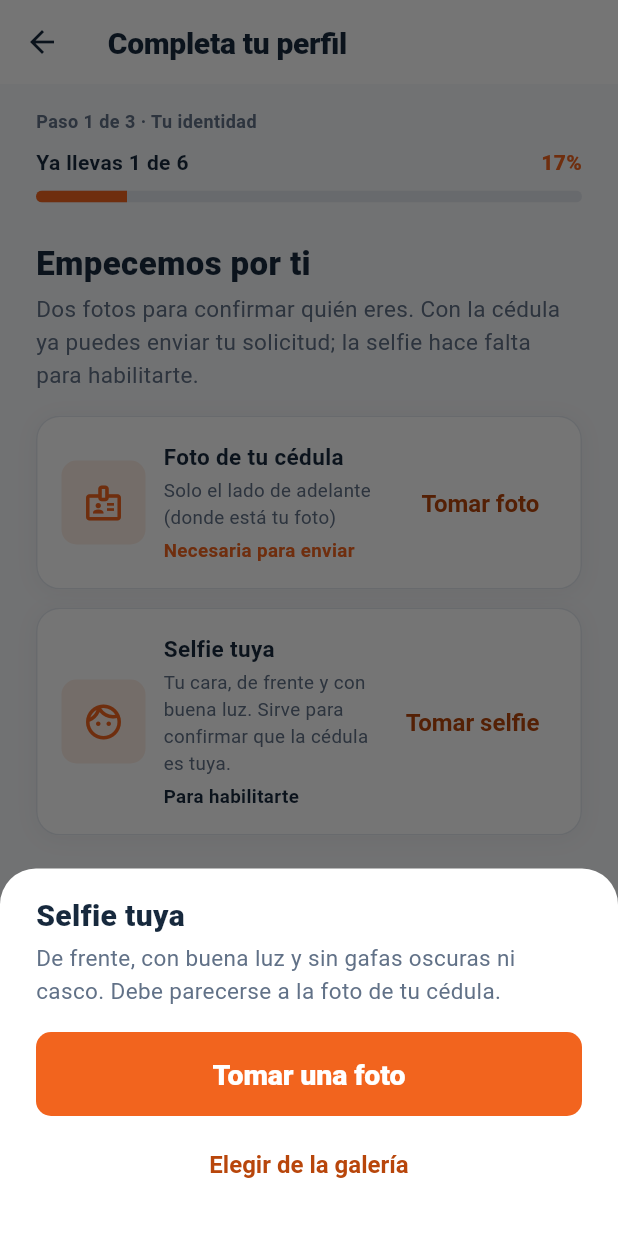
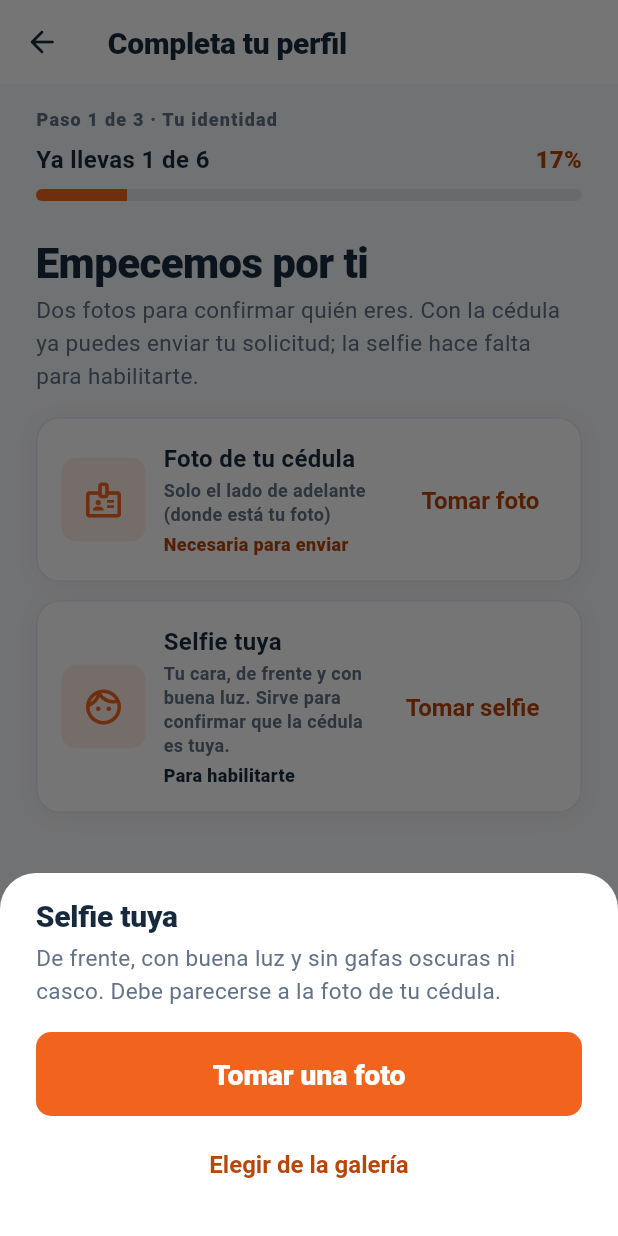
Before and after one commit to Luis-Petro/moto_ya_app_conductor, a Flutter app: the _AltaView screen opened directly, after a tap on "Selfie tuya", on a phone screen of 412 x 824 dp. Run offline on Flutter 3.47's test engine with Material 3 defaults, Android fonts, the phone set to English and light mode, and no system bars; our stand-ins replace device_info_plus, dio, firebase_core, firebase_messaging, flutter_local_notifications, flutter_map and 12 more; missing offline and left inert: dio_cache_interceptor, dio_cache_interceptor_file_store, flutter_map_cache, stomp_dart_client; accounts and stored records are empty; network calls fail.

Commit message:
:art: IMPROVE FORMAT/STRUCTURE :: Alta del conductor sobre la escala de roles
Bloque 5 de 7. Los 18 fontSize a cero y alta_conductor sale de la lista
de exenciones.

- La barra de progreso pasa de 400 ms a 250, la misma duracion y la misma
  curva que el cambio de paso. Dos transiciones de duraciones distintas
  sobre el mismo gesto se leen como un salto, no como un avance.
- La fila "Ya llevas N de M" + porcentaje pasa a Expanded con recorte: con
  la escala al 130 % el texto empujaba el porcentaje fuera de la fila.
- El porcentaje pasa de primary a primaryInk, y la etiqueta "Necesaria
  para enviar" tambien: el naranja de marca como texto sobre blanco da
  3,1:1. "Foto lista" pasa de success a successInk.
- El encabezado pasa a encabezado(); la barra inferior gana la sombra
  anclada, que va hacia arriba.
- La pantalla de carga pasa de un aro girando a CargandoConMensaje.

Las hojas propias de esta pantalla (_GuiaCedulaSheet con su guia paso a
paso y _OrigenFotoSheet con titulo y contexto) NO se sustituyen por
elegirFotoSheet: son mas ricas que la generica y cambiarlas seria una
regresion. Solo se migran a los tokens.

La tarea 5.3 (bajar el peso visual de "Atras") no aplica: aqui no hay
boton de contorno a todo lo ancho, el retroceso ya vive en el encabezado.

```diff
--- a/lib/ui/features/alta_conductor/alta_conductor_screen.dart
+++ b/lib/ui/features/alta_conductor/alta_conductor_screen.dart
@@ -14,7 +14,11 @@ import '../../../di/locator.dart';
 import '../../../domain/models/catalogo_motos.dart';
 import '../../../domain/models/municipio.dart';
 import '../../core/theme/app_colors.dart';
+import '../../core/theme/app_elevation.dart';
 import '../../core/theme/app_spacing.dart';
+import '../../core/theme/app_text.dart';
+import '../../core/widgets/async_view.dart';
+import '../../core/widgets/encabezado.dart';
 import '../../core/widgets/moto_card.dart';
 import '../../core/widgets/primary_button.dart';
 import '../../router.dart';
@@ -264,8 +268,9 @@ class _AltaViewState extends State<_AltaView> {
 
     if (vm.cargando) {
       return Scaffold(
-        appBar: AppBar(title: const Text('Completa tu perfil')),
-        body: const Center(child: CircularProgressIndicator()),
+        appBar: encabezado('Completa tu perfil',
+            onAtras: () => context.go(Rutas.inicio)),
+        body: const CargandoConMensaje('Cargando tus datos…'),
       );
     }
 
@@ -276,14 +281,7 @@ class _AltaViewState extends State<_AltaView> {
         if (!salio) _atras();
       },
       child: Scaffold(
-        appBar: AppBar(
-          title: const Text('Completa tu perfil'),
-          leading: IconButton(
-            icon: const Icon(Icons.arrow_back),
-            tooltip: _paso == 0 ? 'Salir' : 'Paso anterior',
-            onPressed: _atras,
-          ),
-        ),
+        appBar: encabezado('Completa tu perfil', onAtras: _atras),
         body: SafeArea(
           child: Column(
             children: [
@@ -294,11 +292,9 @@ class _AltaViewState extends State<_AltaView> {
                   crossAxisAlignment: CrossAxisAlignment.start,
                   children: [
                     Text('Paso ${_paso + 1} de $_pasos · ${_tituloPaso(_paso)}',
-                        style: const TextStyle(
-                            fontSize: 12,
-                            fontWeight: FontWeight.w700,
-                            color: AppColors.inkMuted,
-                            letterSpacing: 0.3)),
+                        maxLines: 1,
+                        overflow: TextOverflow.ellipsis,
+                        style: AppText.label),
                     const SizedBox(height: AppSpacing.sm),
                     _ProgresoAlta(hechos: _completados(vm), total: _totalHitos),
                   ],
@@ -441,8 +437,7 @@ class _PasoMoto extends StatelessWidget {
     return ListView(
       padding: const EdgeInsets.all(AppSpacing.xl),
       children: [
-        const Text('Cuéntanos de tu moto',
-            style: TextStyle(fontSize: 22, fontWeight: FontWeight.w800)),
+        const Text('Cuéntanos de tu moto', style: AppText.display),
         const SizedBox(height: AppSpacing.xs),
         const Text(
             'Los datos y las dos fotos de la moto. Aprovecha que estás junto a '
@@ -581,8 +576,7 @@ class _PasoIdentidad extends StatelessWidget {
     return ListView(
       padding: const EdgeInsets.all(AppSpacing.xl),
       children: [
-        const Text('Empecemos por ti',
-            style: TextStyle(fontSize: 22, fontWeight: FontWeight.w800)),
+        const Text('Empecemos por ti', style: AppText.display),
         const SizedBox(height: AppSpacing.xs),
         const Text(
             'Dos fotos para confirmar quién eres. Con la cédula ya puedes '
@@ -594,7 +588,8 @@ class _PasoIdentidad extends StatelessWidget {
           titulo: 'Foto de tu cédula',
           subtitulo: 'Solo el lado de adelante (donde está tu foto)',
           etiqueta: 'Necesaria para enviar',
-          etiquetaColor: AppColors.primary,
+          // Tinta: es texto, y el naranja de marca sobre blanco da 3,1:1.
+          etiquetaColor: AppColors.primaryInk,
           archivo: vm.cedula,
           accion: 'Tomar foto',
           onElegir: onCedula,
@@ -637,8 +632,7 @@ class _PasoRevision extends StatelessWidget {
     return ListView(
       padding: const EdgeInsets.all(AppSpacing.xl),
       children: [
-        const Text('Revisa y envía',
-            style: TextStyle(fontSize: 22, fontWeight: FontWeight.w800)),
+        const Text('Revisa y envía', style: AppText.display),
         const SizedBox(height: AppSpacing.xs),
         const Text(
             'Esto es lo que verá el administrador. Puedes volver a cualquier '
@@ -656,14 +650,18 @@ class _PasoRevision extends StatelessWidget {
                   crossAxisAlignment: CrossAxisAlignment.start,
                   children: [
                     Text(vehiculo ?? 'Sin definir',
-                        style: const TextStyle(fontWeight: FontWeight.w700)),
+                        maxLines: 1,
+                        overflow: TextOverflow.ellipsis,
+                        style: AppText.subtitle),
                     Text(placa.isEmpty ? 'Sin placa' : 'Placa $placa',
-                        style: const TextStyle(
-                            color: AppColors.inkMuted, fontSize: 12.5)),
+                        maxLines: 1,
+                        overflow: TextOverflow.ellipsis,
+                        style: AppText.caption),
                     if (vm.municipioElegido != null)
                       Text(vm.municipioElegido!.etiqueta,
-                          style: const TextStyle(
-                              color: AppColors.inkMuted, fontSize: 12.5)),
+                          maxLines: 1,
+                          overflow: TextOverflow.ellipsis,
+                          style: AppText.caption),
                   ],
                 ),
               ),
@@ -712,8 +710,12 @@ class _PieDelPaso extends StatelessWidget {
     return Container(
       padding: const EdgeInsets.fromLTRB(
           AppSpacing.xl, AppSpacing.md, AppSpacing.xl, AppSpacing.lg),
-      decoration: const BoxDecoration(
-        border: Border(top: BorderSide(color: AppColors.line)),
+      decoration: BoxDecoration(
+        color: AppColors.surface,
+        border: const Border(top: BorderSide(color: AppColors.line)),
+        // Barra anclada: la sombra va hacia arriba, que es la única dirección
+        // en la que hay contenido del que separarse.
+        boxShadow: AppElevation.anclada,
       ),
       child: Column(
         mainAxisSize: MainAxisSize.min,
@@ -732,7 +734,7 @@ class _PieDelPaso extends StatelessWidget {
             Text(
               faltaEnEstePaso!,
               textAlign: TextAlign.center,
-              style: const TextStyle(color: AppColors.inkMuted, fontSize: 13),
+              style: AppText.caption,
             ),
           ],
         ],
@@ -759,20 +761,26 @@ class _ProgresoAlta extends StatelessWidget {
       children: [
         Row(
           children: [
+            // `Expanded` y no `Spacer` entre los dos: una fila con un espaciador
+            // rígido en medio no se puede recortar, y con la escala al 130 % el
+            // texto empujaba al porcentaje fuera de la pantalla.
             Expanded(
               child: Text(
                 completo
                     ? '¡Listo! Ya puedes enviar tu solicitud'
                     : 'Ya llevas $hechos de $total',
-                style: const TextStyle(
-                    fontWeight: FontWeight.w700, fontSize: 14),
+                maxLines: 1,
+                overflow: TextOverflow.ellipsis,
+                style: AppText.subtitle,
               ),
             ),
+            const SizedBox(width: AppSpacing.sm),
             Text('${(fraccion * 100).round()}%',
-                style: const TextStyle(
-                    color: AppColors.primary,
-                    fontWeight: FontWeight.w800,
-                    fontSize: 14)),
+                // `primaryInk` y no `primary`: el naranja de marca como texto
+                // sobre blanco da 3,1:1.
+                style: AppText.subtitle.copyWith(
+                    color: AppColors.primaryInk,
+                    fontWeight: AppText.fuerte)),
           ],
         ),
         const SizedBox(height: AppSpacing.sm),
@@ -780,7 +788,11 @@ class _ProgresoAlta extends StatelessWidget {
           borderRadius: BorderRadius.circular(4),
           child: TweenAnimationBuilder<double>(
             tween: Tween<double>(begin: 0, end: fraccion),
-            duration: const Duration(milliseconds: 400),
+            // La misma duración y la misma curva que el cambio de paso
+            // (`_paginas.animateToPage`). Iban a 400 ms contra 250: dos
+            // transiciones de duraciones distintas sobre el mismo gesto se leen
+            // como un salto, no como un avance.
+            duration: const Duration(milliseconds: 250),
             curve: Curves.easeOut,
             builder: (_, valor, __) => LinearProgressIndicator(
               value: valor,
@@ -845,10 +857,9 @@ class _ItemChecklist extends StatelessWidget {
           Expanded(
             child: Text(
               texto,
-              style: TextStyle(
-                fontSize: 14,
+              style: AppText.body.copyWith(
                 color: hecho ? AppColors.ink : AppColors.inkMuted,
-                fontWeight: hecho ? FontWeight.w600 : FontWeight.w500,
+                fontWeight: hecho ? AppText.medio : AppText.regular,
               ),
             ),
           ),
@@ -866,11 +877,9 @@ class _Label extends StatelessWidget {
     return Padding(
       padding: const EdgeInsets.only(bottom: 6),
       child: Text(text.toUpperCase(),
-          style: const TextStyle(
-              fontSize: 11.5,
-              fontWeight: FontWeight.w700,
-              color: AppColors.inkMuted,
-              letterSpacing: 0.4)),
+          maxLines: 1,
+          overflow: TextOverflow.ellipsis,
+          style: AppText.label),
     );
   }
 }
@@ -928,11 +937,11 @@ class _DocCard extends StatelessWidget {
               crossAxisAlignment: CrossAxisAlignment.start,
               children: [
                 Text(titulo,
-                    style: const TextStyle(fontWeight: FontWeight.w700)),
+                    maxLines: 1,
+                    overflow: TextOverflow.ellipsis,
+                    style: AppText.subtitle),
                 const SizedBox(height: 2),
-                Text(subtitulo,
-                    style: const TextStyle(
-                        color: AppColors.inkMuted, fontSize: 12.5)),
+                Text(subtitulo, style: AppText.caption),
                 const SizedBox(height: 4),
                 Row(
                   children: [
@@ -940,17 +949,19 @@ class _DocCard extends StatelessWidget {
                       const Icon(Icons.check_circle,
                           color: AppColors.success, size: 16),
                       const SizedBox(width: 4),
-                      const Text('Foto lista',
-                          style: TextStyle(
-                              color: AppColors.success,
-                              fontSize: 12.5,
-                              fontWeight: FontWeight.w700)),
+                      // Tinta y no relleno: `success` sobre blanco da 2,74:1
+                      // contra su propia superficie y no llega a AA.
+                      Text('Foto lista',
+                          style: AppText.caption.copyWith(
+                              color: AppColors.successInk,
+                              fontWeight: AppText.fuerte)),
                     ] else
                       Text(etiqueta,
-                          style: TextStyle(
+                          maxLines: 1,
+                          overflow: TextOverflow.ellipsis,
+                          style: AppText.caption.copyWith(
                               color: etiquetaColor,
-                              fontSize: 12.5,
-                              fontWeight: FontWeight.w700)),
+                              fontWeight: AppText.fuerte)),
                   ],
                 ),
               ],
@@ -982,8 +993,7 @@ class _GuiaCedulaSheet extends StatelessWidget {
           mainAxisSize: MainAxisSize.min,
           crossAxisAlignment: CrossAxisAlignment.stretch,
           children: [
-            const Text('Foto de tu cédula',
-                style: TextStyle(fontSize: 20, fontWeight: FontWeight.w800)),
+            const Text('Foto de tu cédula', style: AppText.title),
             const SizedBox(height: AppSpacing.xs),
             const Text(
                 'Solo el lado de adelante, donde está tu foto. Sigue estos pasos:',
@@ -1050,8 +1060,7 @@ class _PasoGuia extends StatelessWidget {
           ),
           const SizedBox(width: AppSpacing.md),
           Expanded(
-            child: Text('$numero. $texto',
-                style: const TextStyle(fontSize: 14.5, height: 1.3)),
+            child: Text('$numero. $texto', style: AppText.body),
           ),
         ],
       ),
@@ -1077,11 +1086,10 @@ class _OrigenFotoSheet extends StatelessWidget {
           mainAxisSize: MainAxisSize.min,
           crossAxisAlignment: CrossAxisAlignment.stretch,
           children: [
-            Text(titulo,
-                style:
-                    const TextStyle(fontSize: 20, fontWeight: FontWeight.w800)),
+            Text(titulo, style: AppText.title),
             const SizedBox(height: AppSpacing.xs),
-            Text(mensaje, style: const TextStyle(color: AppColors.inkMuted)),
+            Text(mensaje,
+                style: AppText.body.copyWith(color: AppColors.inkMuted)),
             const SizedBox(height: AppSpacing.lg),
             PrimaryButton(
               label: 'Tomar una foto',
@@ -1111,10 +1119,10 @@ class _AvisoRevision extends StatelessWidget {
         children: [
           const Icon(Icons.hourglass_top_rounded, color: AppColors.primary),
           const SizedBox(width: AppSpacing.md),
-          const Expanded(
+          Expanded(
             child: Text(
               'Revisaremos tus documentos y habilitaremos tu cuenta. Te avisaremos cuando puedas empezar a recibir pedidos.',
-              style: TextStyle(color: AppColors.ink, fontSize: 13),
+              style: AppText.body,
             ),
           ),
         ],
```
Also changed, not shown: 1 other file.
